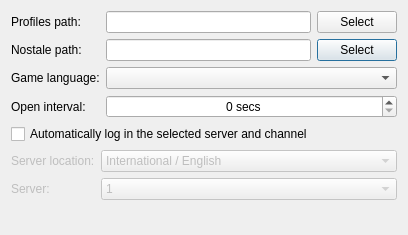
This is settingsdialog.ui in hatz2/GflessClient as Qt 5 draws it before an edit. The edited form follows.
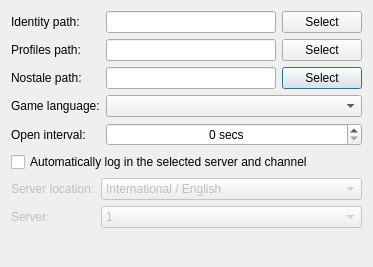
This is the edited form.

Commit message: Removed global identity, added identity to settings

Patch:
```diff
--- a/settingsdialog.ui
+++ b/settingsdialog.ui
@@ -6,8 +6,8 @@
    <rect>
     <x>0</x>
     <y>0</y>
-    <width>408</width>
-    <height>235</height>
+    <width>373</width>
+    <height>267</height>
    </rect>
   </property>
   <property name="windowTitle">
@@ -16,14 +16,14 @@
   <layout class="QVBoxLayout" name="verticalLayout">
    <item>
     <layout class="QFormLayout" name="formLayout">
-     <item row="1" column="0">
+     <item row="2" column="0">
       <widget class="QLabel" name="label_2">
        <property name="text">
         <string>Nostale path:</string>
        </property>
       </widget>
      </item>
-     <item row="1" column="1">
+     <item row="2" column="1">
       <layout class="QHBoxLayout" name="horizontalLayout_2" stretch="1,0">
        <item>
         <widget class="QLineEdit" name="gameClientPathLineEdit">
@@ -41,14 +41,14 @@
        </item>
       </layout>
      </item>
-     <item row="2" column="0">
+     <item row="3" column="0">
       <widget class="QLabel" name="label_4">
        <property name="text">
         <string>Game language:</string>
        </property>
       </widget>
      </item>
-     <item row="2" column="1">
+     <item row="3" column="1">
       <widget class="QComboBox" name="gameLanguageComboBox">
        <property name="minimumSize">
         <size>
@@ -61,14 +61,14 @@
        </property>
       </widget>
      </item>
-     <item row="3" column="0">
+     <item row="4" column="0">
       <widget class="QLabel" name="label">
        <property name="text">
         <string>Open interval:</string>
        </property>
       </widget>
      </item>
-     <item row="3" column="1">
+     <item row="4" column="1">
       <widget class="QSpinBox" name="openIntervalSpinBox">
        <property name="minimumSize">
         <size>
@@ -87,14 +87,14 @@
        </property>
       </widget>
      </item>
-     <item row="0" column="0">
+     <item row="1" column="0">
       <widget class="QLabel" name="profilesPathLabel">
        <property name="text">
         <string>Profiles path:</string>
        </property>
       </widget>
      </item>
-     <item row="0" column="1">
+     <item row="1" column="1">
       <layout class="QHBoxLayout" name="horizontalLayout">
        <item>
         <widget class="QLineEdit" name="profilesPathLineEdit">
@@ -112,6 +112,31 @@
        </item>
       </layout>
      </item>
+     <item row="0" column="0">
+      <widget class="QLabel" name="identityLabel">
+       <property name="text">
+        <string>Identity path:</string>
+       </property>
+      </widget>
+     </item>
+     <item row="0" column="1">
+      <layout class="QHBoxLayout" name="horizontalLayout_3">
+       <item>
+        <widget class="QLineEdit" name="identityLineEdit">
+         <property name="readOnly">
+          <bool>true</bool>
+         </property>
+        </widget>
+       </item>
+       <item>
+        <widget class="QPushButton" name="selectIdentityButton">
+         <property name="text">
+          <string>Select</string>
+         </property>
+        </widget>
+       </item>
+      </layout>
+     </item>
     </layout>
    </item>
    <item>
```
The commit also changes 8 other files.
